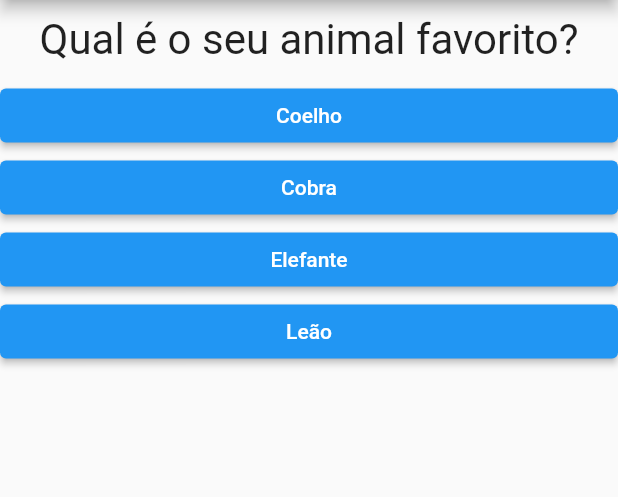
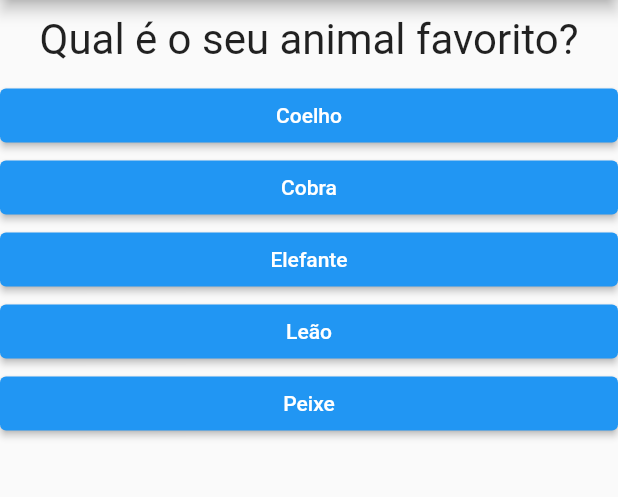
Before and after one commit to leowvazd/curso-flutter, a Flutter app: the screen it shows after launch, after a tap on "Preto", on a phone screen of 412 x 824 dp, the part 84-581 px from its top. Run offline on Flutter 3.47's test engine with Material 2 defaults, Android fonts, the phone set to English and light mode, and no system bars.

Commit message:
project done

```diff
--- a/projeto_perguntas/lib/main.dart
+++ b/projeto_perguntas/lib/main.dart
@@ -1,32 +1,59 @@
 import 'package:flutter/material.dart';
-import './questao.dart';
-import './resposta.dart';
+import './questionario.dart';
+import './resultado.dart';
 
 void main() => runApp(const PerguntaApp());
 
 class _PerguntaAppState extends State<PerguntaApp> {
   var _perguntaSelecionada = 0;
+  var _pontuacaoTotal = 0;
   final _perguntas = const [
     {
       'texto': 'Qual é a sua cor favorita?',
-      'respostas': ['Preto', 'Vermelho', 'Verde', 'Branco'],
+      'respostas': [
+        {'texto': 'Preto', 'pontuacao': 10},
+        {'texto': 'Vermelho', 'pontuacao': 8},
+        {'texto': 'Verde', 'pontuacao': 6},
+        {'texto': 'Branco', 'pontuacao': 4},
+        {'texto': 'Rosa', 'pontuacao': 2},
+      ],
     },
     {
       'texto': 'Qual é o seu animal favorito?',
-      'respostas': ['Coelho', 'Cobra', 'Elefante', 'Leão'],
+      'respostas': [
+        {'texto': 'Coelho', 'pontuacao': 10},
+        {'texto': 'Cobra', 'pontuacao': 8},
+        {'texto': 'Elefante', 'pontuacao': 6},
+        {'texto': 'Leão', 'pontuacao': 4},
+        {'texto': 'Peixe', 'pontuacao': 2},
+      ],
     },
     {
       'texto': 'Qual é o seu instrutor favorito?',
-      'respostas': ['Maria', 'João', 'Leo', 'Pedro'],
-    },
+      'respostas': [
+        {'texto': 'Leo', 'pontuacao': 10},
+        {'texto': 'Maria', 'pontuacao': 8},
+        {'texto': 'João', 'pontuacao': 6},
+        {'texto': 'Pedro', 'pontuacao': 4},
+        {'texto': 'Zé', 'pontuacao': 2},
+      ],
+    }
   ];
 
-  void _responder() {
+  void _responder(int pontuacao) {
     if (temPerguntaSelecionada) {
       setState(() {
         _perguntaSelecionada++;
+        _pontuacaoTotal += pontuacao;
       });
     }
+  }
+
+  void _reiniciarQuestionario() {
+    setState(() {
+      _perguntaSelecionada = 0;
+      _pontuacaoTotal = 0;
+    });
   }
 
   bool get temPerguntaSelecionada {
@@ -35,23 +62,18 @@ class _PerguntaAppState extends State<PerguntaApp> {
 
   @override
   Widget build(BuildContext context) {
-    List<String> respostas = temPerguntaSelecionada
-        ? _perguntas[_perguntaSelecionada]['respostas'] as List<String>
-        : [];
-
     return MaterialApp(
       home: Scaffold(
         appBar: AppBar(
           title: const Text('Perguntas'),
         ),
         body: temPerguntaSelecionada
-            ? Column(
-                children: [
-                  Questao(_perguntas[_perguntaSelecionada]['texto'] as String),
-                  ...respostas.map((t) => Resposta(t, _responder)).toList(),
-                ],
+            ? Questionario(
+                perguntas: _perguntas,
+                perguntaSelecionada: _perguntaSelecionada,
+                quandoResponder: _responder,
               )
-            : null,
+            : Resultado(_pontuacaoTotal, _reiniciarQuestionario),
       ),
     );
   }
--- /dev/null
+++ b/projeto_perguntas/lib/questionario.dart
@@ -0,0 +1,40 @@
+import 'package:flutter/material.dart';
+import './questao.dart';
+import './resposta.dart';
+
+class Questionario extends StatelessWidget {
+  final List<Map<String, Object>> perguntas;
+  final int perguntaSelecionada;
+  final void Function(int) quandoResponder;
+
+  const Questionario({
+    required this.perguntas,
+    required this.perguntaSelecionada,
+    required this.quandoResponder,
+    super.key,
+  });
+
+  bool get temPerguntaSelecionada {
+    return perguntaSelecionada < perguntas.length;
+  }
+
+  @override
+  Widget build(BuildContext context) {
+    List<Map<String, Object>> respostas = temPerguntaSelecionada
+        ? perguntas[perguntaSelecionada]['respostas']
+            as List<Map<String, Object>>
+        : [];
+
+    return Column(
+      children: [
+        Questao(perguntas[perguntaSelecionada]['texto'] as String),
+        ...respostas.map((resp) {
+          return Resposta(
+            resp['texto'] as String,
+            () => quandoResponder(resp['pontuacao'] as int),
+          );
+        }).toList(),
+      ],
+    );
+  }
+}
```
Also changed, not shown: projeto_perguntas/lib/resultado.dart (added, +55 -0 lines).
